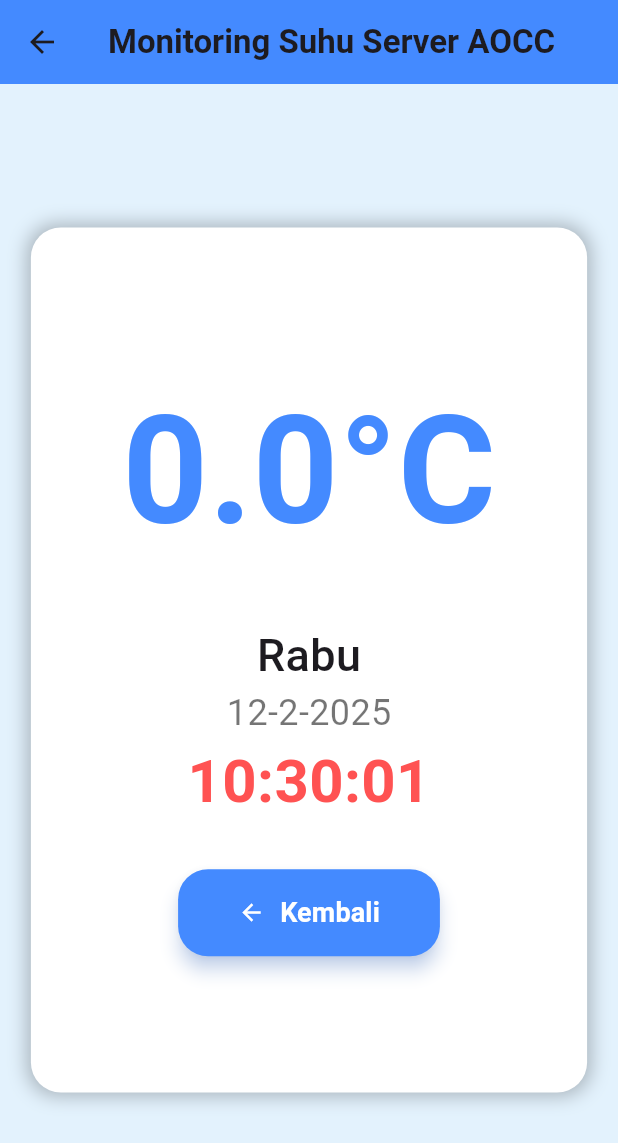
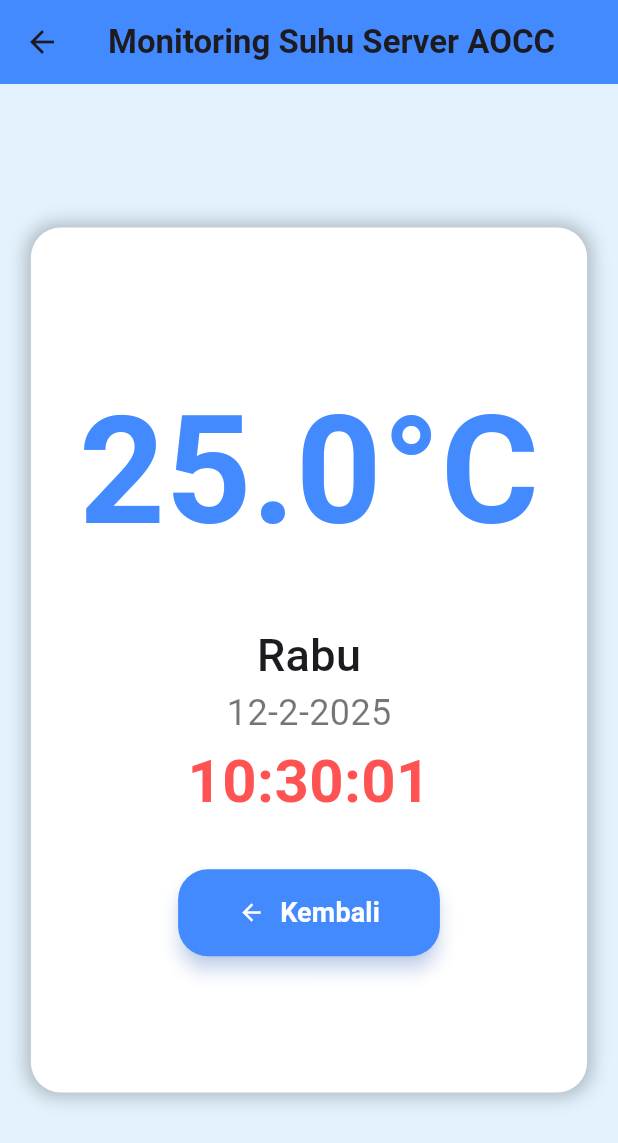
Before and after one commit to arkanfaiz/MagangAPI, a Flutter app: the screen it shows after launch, after a tap on "Suhu", on a phone screen of 412 x 824 dp. Shown: the top 1143 px of the screen. Run offline on Flutter 3.47's test engine with Material 3 defaults, Android fonts, the phone set to English and light mode, and no system bars.

Commit message:
commit fix suhus

```diff
--- a/lib/suhu.dart
+++ b/lib/suhu.dart
@@ -1,7 +1,7 @@
 import 'package:flutter/material.dart';
 import 'dart:async';
-import 'package:battery_info/battery_info_plugin.dart';
-import 'package:battery_info/model/android_battery_info.dart';
+// import 'package:battery_info/battery_info_plugin.dart';
+// import 'package:battery_info/model/android_battery_info.dart';
 
 class suhupage extends StatefulWidget {
   const suhupage({super.key});
@@ -40,14 +40,12 @@ class _SuhuPageState extends State<suhupage> {
     super.dispose();
   }
 
-  void _updateTemperature() async {
-    if (Theme.of(context).platform == TargetPlatform.android) {
-      AndroidBatteryInfo? batteryInfo = await BatteryInfoPlugin().androidBatteryInfo;
-      setState(() {
-        _temperature = (batteryInfo?.temperature ?? 200) / 10.0; // Convert deciCelsius to Celsius
-      });
-    }
+void _updateTemperature() {
+    setState(() {
+      _temperature = 25.0 + (5 * (DateTime.now().second % 2));
+    });
   }
+
 
   void _updateDateTime() {
     final now = DateTime.now();
```
